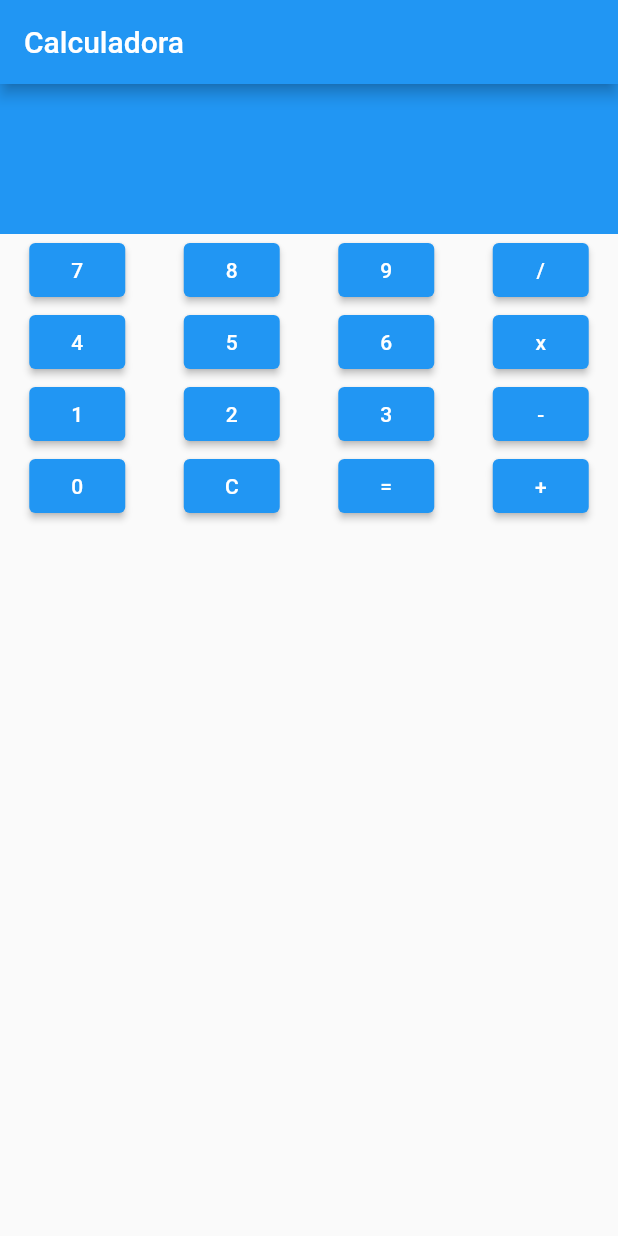
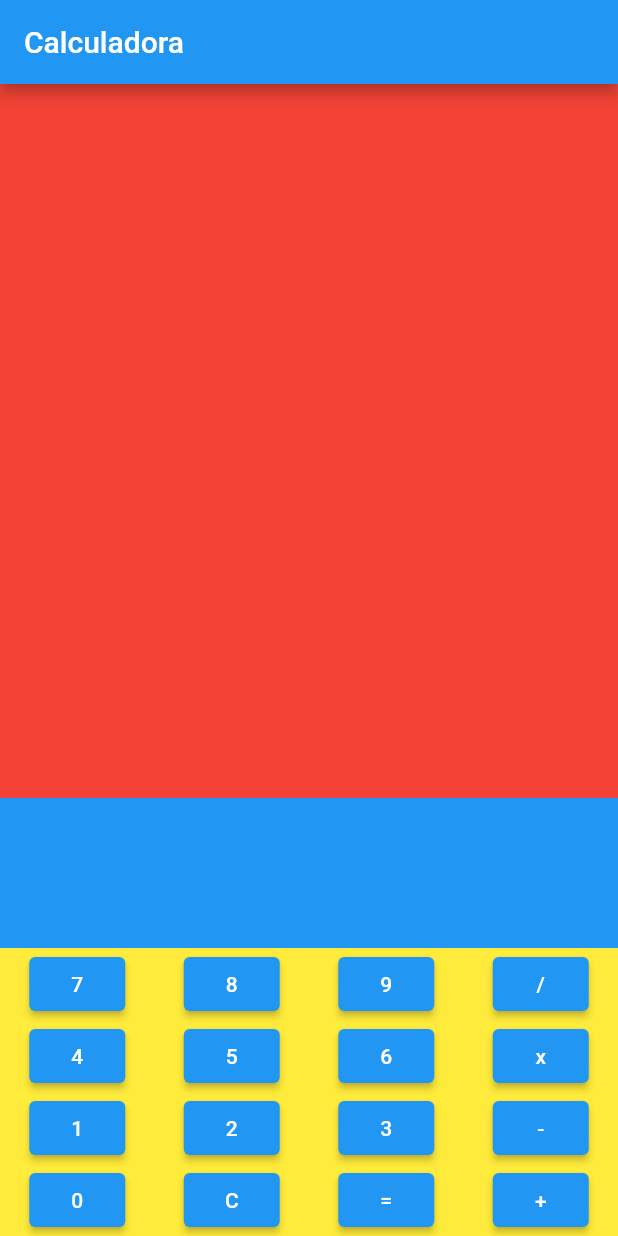
Before and after one commit to mauriciomosqueragutierrez/taller2s2, a Flutter app: the screen it shows after launch, on a phone screen of 412 x 824 dp. Run offline on Flutter 3.47's test engine with Material 2 defaults, Android fonts, the phone set to English and light mode, and no system bars.

Commit message:
Se mejora estructura y se añade metodos para agregar textos de botones a la pantalla de la calculadora

```diff
--- a/lib/pages/home-page.dart
+++ b/lib/pages/home-page.dart
@@ -9,6 +9,8 @@ class MyHomePage extends StatefulWidget {
 }
 
 class _MyHomePageState extends State<MyHomePage> {
+  String operaciones = "";
+
   @override
   Widget build(BuildContext context) {
     return Scaffold(
@@ -22,38 +24,142 @@ class _MyHomePageState extends State<MyHomePage> {
   Widget _body() {
     return Column(
       children: [
-        Container(
+        Expanded(
+          child: Container(
             color: Colors.red,
+          ),
         ),
         Container(
           color: Colors.blue,
           height: 100,
+          child: Row(
+            children: [
+              Text(operaciones),
+            ],
+          ),
         ),
         Container(
+            color: Colors.yellow,
             child: Column(children: [
               Row(mainAxisAlignment: MainAxisAlignment.spaceAround, children: [
-            ElevatedButton(onPressed: () {}, child: Text("7")),
-            ElevatedButton(onPressed: () {}, child: Text("8")),
-            ElevatedButton(onPressed: () {}, child: Text("9")),
-            ElevatedButton(onPressed: () {}, child: Text("/"))
+                ElevatedButton(
+                    onPressed: () {
+                      setState(() {
+                        operaciones += "7";
+                      });
+                    },
+                    child: Text("7")),
+                ElevatedButton(
+                    onPressed: () {
+                      setState(() {
+                        operaciones += "8";
+                      });
+                    },
+                    child: Text("8")),
+                ElevatedButton(
+                    onPressed: () {
+                      setState(() {
+                        operaciones += "9";
+                      });
+                    },
+                    child: Text("9")),
+                ElevatedButton(
+                    onPressed: () {
+                      setState(() {
+                        operaciones += " / ";
+                      });
+                    },
+                    child: Text("/"))
               ]),
               Row(mainAxisAlignment: MainAxisAlignment.spaceAround, children: [
-            ElevatedButton(onPressed: () {}, child: Text("4")),
-            ElevatedButton(onPressed: () {}, child: Text("5")),
-            ElevatedButton(onPressed: () {}, child: Text("6")),
-            ElevatedButton(onPressed: () {}, child: Text("x"))
+                ElevatedButton(
+                    onPressed: () {
+                      setState(() {
+                        operaciones += "4";
+                      });
+                    },
+                    child: Text("4")),
+                ElevatedButton(
+                    onPressed: () {
+                      setState(() {
+                        operaciones += "5";
+                      });
+                    },
+                    child: Text("5")),
+                ElevatedButton(
+                    onPressed: () {
+                      setState(() {
+                        operaciones += "6";
+                      });
+                    },
+                    child: Text("6")),
+                ElevatedButton(
+                    onPressed: () {
+                      setState(() {
+                        operaciones += " x ";
+                      });
+                    },
+                    child: Text("x"))
               ]),
               Row(mainAxisAlignment: MainAxisAlignment.spaceAround, children: [
-            ElevatedButton(onPressed: () {}, child: Text("1")),
-            ElevatedButton(onPressed: () {}, child: Text("2")),
-            ElevatedButton(onPressed: () {}, child: Text("3")),
-            ElevatedButton(onPressed: () {}, child: Text("-"))
+                ElevatedButton(
+                    onPressed: () {
+                      setState(() {
+                        operaciones += "1";
+                      });
+                    },
+                    child: Text("1")),
+                ElevatedButton(
+                    onPressed: () {
+                      setState(() {
+                        operaciones += "2";
+                      });
+                    },
+                    child: Text("2")),
+                ElevatedButton(
+                    onPressed: () {
+                      setState(() {
+                        operaciones += "3";
+                      });
+                    },
+                    child: Text("3")),
+                ElevatedButton(
+                    onPressed: () {
+                      setState(() {
+                        operaciones += " - ";
+                      });
+                    },
+                    child: Text("-"))
               ]),
               Row(mainAxisAlignment: MainAxisAlignment.spaceAround, children: [
-            ElevatedButton(onPressed: () {}, child: Text("0")),
-            ElevatedButton(onPressed: () {}, child: Text("C")),
-            ElevatedButton(onPressed: () {}, child: Text("=")),
-            ElevatedButton(onPressed: () {}, child: Text("+"))
+                ElevatedButton(
+                    onPressed: () {
+                      setState(() {
+                        operaciones += "0";
+                      });
+                    },
+                    child: Text("0")),
+                ElevatedButton(
+                    onPressed: () {
+                      setState(() {
+                        operaciones = "";
+                      });
+                    },
+                    child: Text("C")),
+                ElevatedButton(
+                    onPressed: () {
+                      setState(() {
+                        operaciones += " = ";
+                      });
+                    },
+                    child: Text("=")),
+                ElevatedButton(
+                    onPressed: () {
+                      setState(() {
+                        operaciones += " + ";
+                      });
+                    },
+                    child: Text("+"))
               ])
             ])),
       ],
```
Lines whose indentation alone changed are shown as unchanged.
